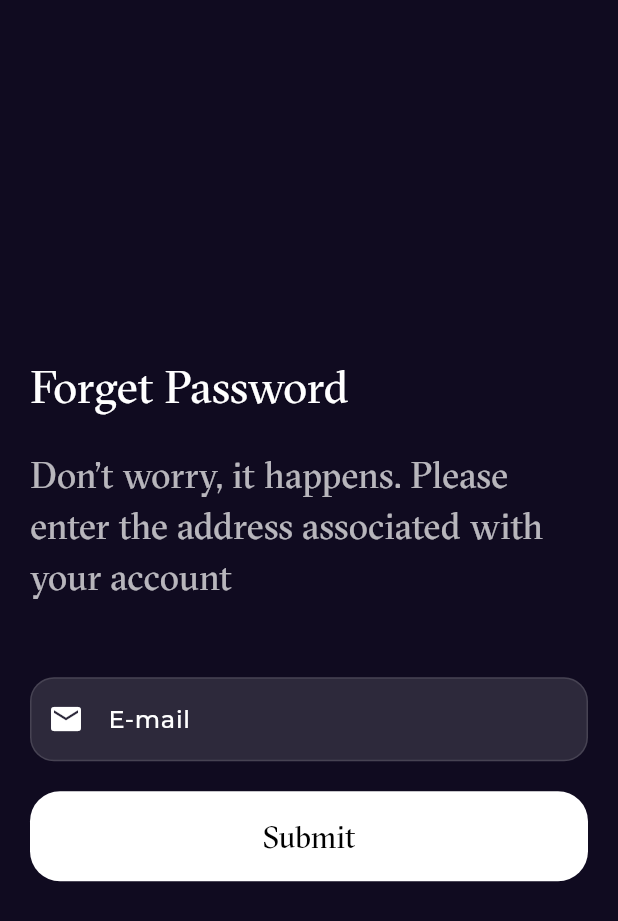
After one commit to mariam2MOHMED/bookly_app, a Flutter app: the ForgetPassword screen opened by its route, on a phone screen of 412 x 824 dp. The commit adds this screen. Shown: the top 921 px of the screen. Run offline on Flutter 3.47's test engine with Material 3 defaults, Android fonts, the phone set to English and light mode, and no system bars; our stand-ins replace bloc, cached_network_image, cloud_firestore, dartz, dio, equatable and 8 more; missing offline and left inert: animated_snack_bar; accounts and stored records are empty.

Commit message:
add reset password

```diff
--- a/lib/core/utils/functions/functions.dart
+++ b/lib/core/utils/functions/functions.dart
@@ -1,5 +1,6 @@
 
 import 'package:booklyapp/core/utils/services_locator.dart';
+import 'package:booklyapp/features/auth/presentation/screens/forget_password.dart';
 import 'package:booklyapp/features/auth/presentation/screens/login_screen.dart';
 import 'package:booklyapp/features/auth/presentation/screens/register_screen.dart';
 import 'package:booklyapp/features/home/data/models/book_model.dart';
@@ -19,11 +20,17 @@ abstract class AppRouter {
   static const kSearchView = '/searchView';
   static const kregisterView = '/RegisterView';
   static const kloginView = '/LoginView';
+  //ForgetPassword
+  static const kforgetPassordView = '/ForgetPassword';
   static final router = GoRouter(
     routes: [
       GoRoute(
         path: '/',
         builder: (context, state) => const SplashScreen(),
+      ),
+      GoRoute(
+        path:kforgetPassordView,
+        builder: (context, state) =>  ForgetPassword(),
       ),
       GoRoute(
         path: kregisterView,
--- a/lib/features/auth/data/repos/auth_repo.dart
+++ b/lib/features/auth/data/repos/auth_repo.dart
@@ -5,5 +5,5 @@ import 'package:dartz/dartz.dart';
 abstract class AuthRepo{
   Future<Either<ErrorFirebase,UserModel>>createUser(String name,String email,String password);
   Future<Either<ErrorFirebase,UserModel>>login(String email,String password);
- // Future<UserModel?> getUserInfo();
+  Future<Either<ErrorFirebase,void>> forgetPassword(String email);
 }
--- a/lib/features/auth/presentation/managers/auth_cubit/auth_state.dart
+++ b/lib/features/auth/presentation/managers/auth_cubit/auth_state.dart
@@ -25,3 +25,12 @@ class LoginFailure extends AuthState {
 
   LoginFailure({required this.error});
 }
+class ForgetPasswordLoading extends AuthState {}
+class ForgetPasswordSucess extends AuthState {
+
+}
+class ForgetPasswordFailure extends AuthState {
+  final String error;
+
+  ForgetPasswordFailure({required this.error});
+}
--- /dev/null
+++ b/lib/features/auth/presentation/screens/forget_password.dart
@@ -0,0 +1,13 @@
+import 'package:booklyapp/features/auth/presentation/widgets/forget_Password_view_body.dart';
+import 'package:flutter/material.dart';
+
+class ForgetPassword extends StatelessWidget {
+  const ForgetPassword({super.key});
+
+  @override
+  Widget build(BuildContext context) {
+    return Scaffold(
+body: ForgetViewBody(),
+    );
+  }
+}
--- /dev/null
+++ b/lib/features/auth/presentation/widgets/forget_Password_view_body.dart
@@ -0,0 +1,95 @@
+import 'package:animated_snack_bar/animated_snack_bar.dart';
+import 'package:booklyapp/core/utils/functions/functions.dart';
+import 'package:booklyapp/features/auth/presentation/widgets/custom_btn.dart';
+import 'package:booklyapp/features/auth/presentation/widgets/custom_txt_field.dart';
+import 'package:flutter/material.dart';
+import 'package:flutter_bloc/flutter_bloc.dart';
+import 'package:go_router/go_router.dart';
+
+import '../../../../core/utils/constants.dart';
+import '../managers/auth_cubit/auth_cubit.dart';
+
+class ForgetViewBody extends StatelessWidget {
+  const ForgetViewBody({super.key});
+
+  @override
+  Widget build(BuildContext context) {
+    var email = TextEditingController();
+
+    return BlocConsumer<AuthCubit, AuthState>(
+      listener: (context, state) {
+        if(state is ForgetPasswordSucess){
+          AnimatedSnackBar.rectangle(
+            'Success',
+            ' check your email',
+            type: AnimatedSnackBarType.success,
+            brightness: Brightness.light,
+          ).show(
+            context,
+          );
+        }else if(state is ForgetPasswordLoading){
+          LinearProgressIndicator(
+            color: Colors.white,
+          );
+        }else if(state is ForgetPasswordFailure){
+          AnimatedSnackBar.rectangle(
+            'Failure',
+            '${state.error}',
+            type: AnimatedSnackBarType.error,
+            brightness: Brightness.light,
+          ).show(
+            context,
+          );
+        }
+      },
+      builder: (context, state) {
+        return Padding(
+          padding: EdgeInsets.symmetric(horizontal: 20),
+          child: Center(
+            child: Column(
+              crossAxisAlignment: CrossAxisAlignment.center,
+              mainAxisAlignment: MainAxisAlignment.center,
+              children: [
+
+                Align(
+                  alignment: Alignment.centerLeft,
+                  child: Text("Forget Password", style: TextStyle(
+                      fontFamily: kGtSectraFine, fontSize: 30.0,
+                      color: Colors.white
+                  ),),
+                ),
+                SizedBox(height: 20.0,),
+                Align(alignment: Alignment.centerLeft,
+                  child: Opacity(
+                    opacity: 0.7,
+                    child: Text("Don’t worry, it happens. Please enter the address associated with your account", style: TextStyle(
+                        fontFamily: kGtSectraFine,
+                        fontSize: 24,
+                        color: Colors.white
+                    ),),),
+                ),
+                    const SizedBox(height: 50.0,),
+                    CustomTxtField(hint: "E-mail",
+                    prefixIcon: Icons.email, controller: email),
+                const SizedBox(height: 20.0,),
+
+
+
+                customBtnAuth(onPressed: () {
+                  context.read<AuthCubit>().resetPassword(
+                       email.text, ).then((value) {
+                    GoRouter.of(context).push(AppRouter.kloginView);
+                  }).catchError((error){
+                    print("the error in forget Password is ${error}");
+                  });;
+                }, txt: "Submit"),
+
+
+              ],
+            ),
+          ),
+        );
+      },
+    );
+  }
+}
--- a/pubspec.yaml
+++ b/pubspec.yaml
@@ -51,6 +51,8 @@ dependencies:
   firebase_core: ^2.24.2
   cloud_firestore: ^4.14.0
   shared_preferences: ^2.2.3
+  toastification: ^2.3.0
+  animated_snack_bar: ^0.4.0
 
 dev_dependencies:
   flutter_test:
```
Also changed, not shown: lib/features/auth/data/repos/auth_repo_impl.dart (+15 -0 lines), lib/features/auth/presentation/managers/auth_cubit/auth_cubit.dart (+10 -0 lines), lib/features/auth/presentation/widgets/login_view_body.dart (+35 -4 lines), lib/features/auth/presentation/widgets/register_view_body.dart (+24 -1 lines), pubspec.lock.
